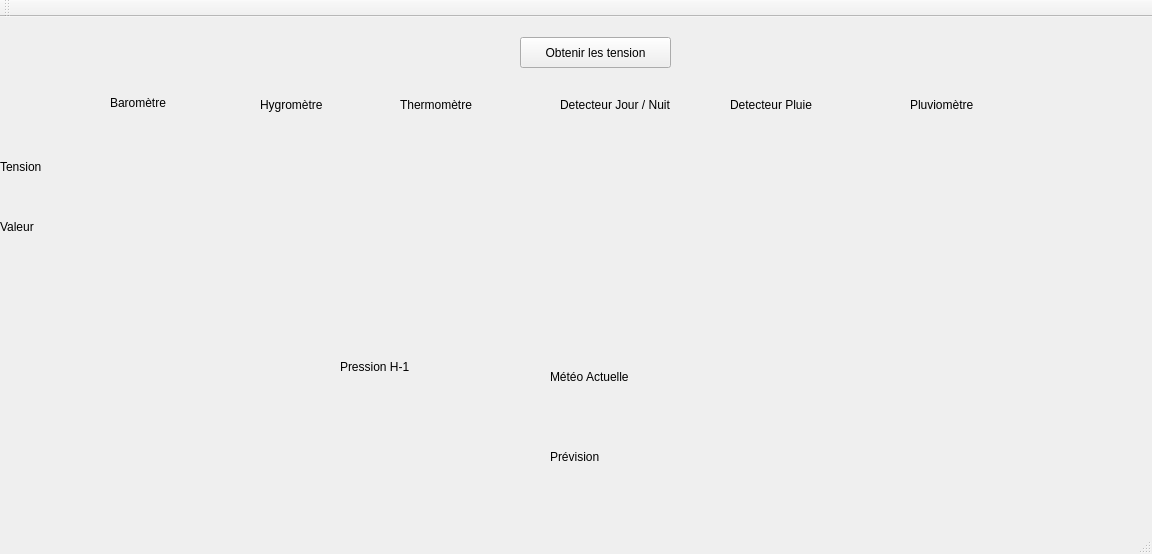
First picture: the form in Meteo/Meteo.ui, repository JLussiez/ProjetMeteo, before the edit.
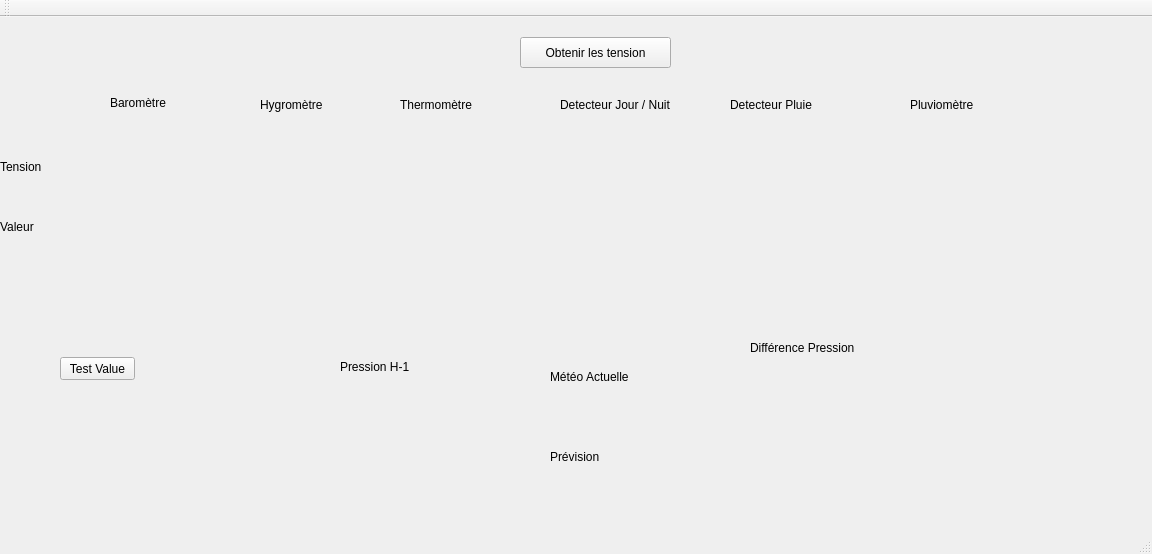
Second picture: the form after the edit.

Diff of the .ui file:
```diff
--- a/Meteo/Meteo.ui
+++ b/Meteo/Meteo.ui
@@ -271,7 +271,7 @@
     <property name="geometry">
      <rect>
       <x>890</x>
-      <y>150</y>
+      <y>110</y>
       <width>91</width>
       <height>20</height>
      </rect>
@@ -443,6 +443,45 @@
      <string>Pression H-1</string>
     </property>
    </widget>
+   <widget class="QLabel" name="label_27">
+    <property name="geometry">
+     <rect>
+      <x>760</x>
+      <y>350</y>
+      <width>141</width>
+      <height>21</height>
+     </rect>
+    </property>
+    <property name="text">
+     <string/>
+    </property>
+   </widget>
+   <widget class="QPushButton" name="pushButton">
+    <property name="geometry">
+     <rect>
+      <x>60</x>
+      <y>340</y>
+      <width>75</width>
+      <height>23</height>
+     </rect>
+    </property>
+    <property name="text">
+     <string>Test Value</string>
+    </property>
+   </widget>
+   <widget class="QLabel" name="label_28">
+    <property name="geometry">
+     <rect>
+      <x>750</x>
+      <y>320</y>
+      <width>141</width>
+      <height>21</height>
+     </rect>
+    </property>
+    <property name="text">
+     <string>Différence Pression</string>
+    </property>
+   </widget>
   </widget>
   <widget class="QMenuBar" name="menuBar">
    <property name="geometry">
```
Left out of the diff: 17 changed lines with no effect on the pictures.
